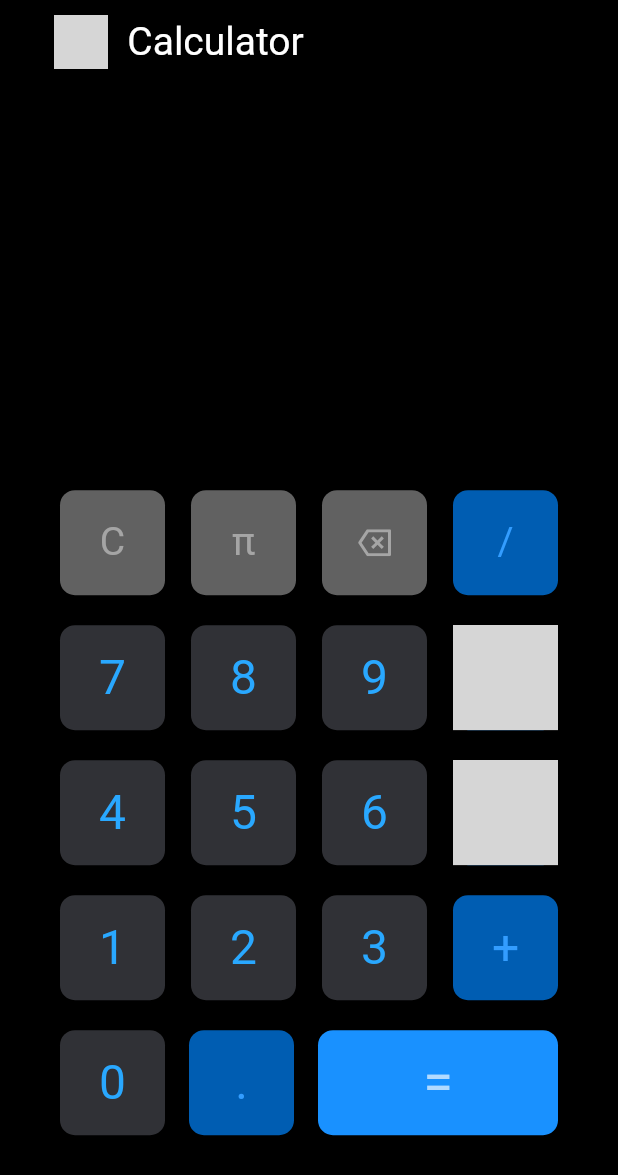
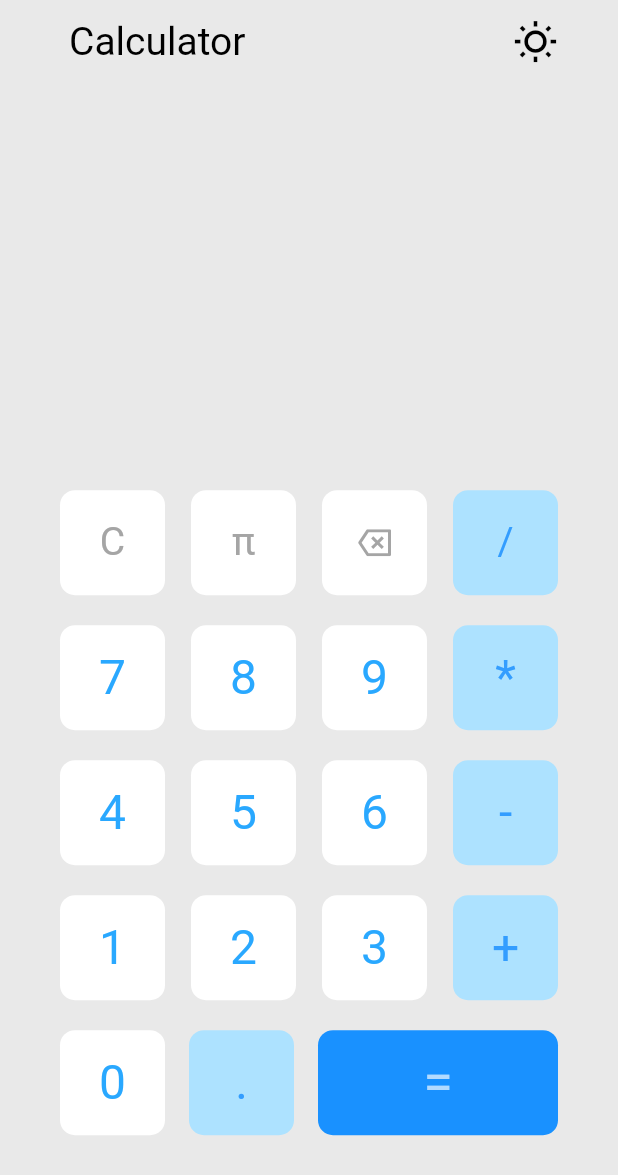
Before and after one commit to shaharex/Calculator-Flutter, a Flutter app: the screen it shows after launch, on a phone screen of 412 x 824 dp. Shown: the top 1175 px of the screen. Run offline on Flutter 3.47's test engine with Material 3 defaults, Android fonts, the phone set to English and light mode, and no system bars; our stand-ins replace flutter_svg; grey boxes are pictures that could not be loaded.

Commit message:
phone version

```diff
--- a/lib/components/number.dart
+++ b/lib/components/number.dart
@@ -1,7 +1,7 @@
 import 'package:flutter/material.dart';
 
 class Number extends StatelessWidget {
-  Number({super.key, required this.number});
+  const Number({super.key, required this.number});
 
   final int number;
 
@@ -12,10 +12,10 @@ class Number extends StatelessWidget {
       width: 70,
       height: 70,
       decoration: BoxDecoration(
-          color: const Color(0xff303136),
+          color: Theme.of(context).colorScheme.primary,
           borderRadius: BorderRadius.circular(10)),
       child: Text(
-        '${number}',
+        '$number',
         style: const TextStyle(color: Color(0xff29A8FF), fontSize: 32),
       ),
     );
--- a/lib/home_page.dart
+++ b/lib/home_page.dart
@@ -1,6 +1,8 @@
 import 'package:flutter/material.dart';
 import 'package:flutter_calculator/components/number.dart';
+import 'package:flutter_calculator/themes/theme_provider.dart';
 import 'package:flutter_svg/flutter_svg.dart';
+import 'package:provider/provider.dart';
 
 class HomePage extends StatefulWidget {
   const HomePage({super.key});
@@ -10,6 +12,10 @@ class HomePage extends StatefulWidget {
 }
 
 class _HomePageState extends State<HomePage> {
+  // change the theme
+  bool _isLight = false;
+
+  // calculator stuff
   String output = '';
   double num1 = 0.0;
   double num2 = 0.0;
@@ -23,9 +29,17 @@ class _HomePageState extends State<HomePage> {
         num2 = 0.0;
         operand = "";
       });
-    } else if (btnText == 'D' && output.isNotEmpty) {
+    } else if (btnText == 'D') {
+      if (output.isNotEmpty) {
+        setState(() {
+          output = output.substring(0, output.length - 1);
+        });
+      } else {
+        output = '';
+      }
+    } else if (btnText == 'P') {
       setState(() {
-        output = output.substring(0, output.length - 1);
+        output = output + '3.14';
       });
     } else if (btnText == '/' ||
         btnText == '*' ||
@@ -41,7 +55,7 @@ class _HomePageState extends State<HomePage> {
     } else if (btnText == '.') {
       setState(() {
         if (output.contains('.')) {
-          print('Already has a dot');
+          debugPrint('Already has a dot');
           return;
         } else {
           output = output + btnText;
@@ -83,26 +97,36 @@ class _HomePageState extends State<HomePage> {
   @override
   Widget build(BuildContext context) {
     return Scaffold(
-        backgroundColor: Colors.black,
+        backgroundColor: Theme.of(context).colorScheme.background,
         appBar: AppBar(
-          backgroundColor: Colors.black,
-          title: Row(
-            mainAxisAlignment: MainAxisAlignment.start,
-            children: [
-              const SizedBox(width: 20),
-              SizedBox(
-                  height: 36,
-                  width: 36,
-                  child: Image.asset(
-                    '/images/calculator.png',
-                    fit: BoxFit.contain,
+          leadingWidth: 200,
+          backgroundColor: Theme.of(context).colorScheme.background,
+          title: const Padding(
+            padding: EdgeInsets.only(left: 30),
+            child: Text(
+              'Calculator',
+              style: TextStyle(fontSize: 26),
+            ),
+          ),
+          actions: [
+            Padding(
+              padding: const EdgeInsets.only(right: 40),
+              child: GestureDetector(
+                  onTap: () {
+                    Provider.of<ThemeProvider>(context, listen: false)
+                        .toggleTheme();
+                    setState(() {
+                      _isLight = !_isLight;
+                    });
+                  },
+                  child: Icon(
+                    _isLight
+                        ? Icons.nightlight_round_outlined
+                        : Icons.wb_sunny_outlined,
+                    size: 30,
                   )),
-              const Text(
-                '  Calculator',
-                style: TextStyle(color: Colors.white, fontSize: 26),
-              ),
-            ],
-          ),
+            )
+          ],
         ),
         body: Center(
           child: Padding(
@@ -114,15 +138,15 @@ class _HomePageState extends State<HomePage> {
                   mainAxisAlignment: MainAxisAlignment.end,
                   children: [
                     Text(
-                      '${output}',
-                      style: const TextStyle(color: Colors.white, fontSize: 48),
+                      output,
+                      style: const TextStyle(fontSize: 48),
                       overflow: TextOverflow.ellipsis,
                     ),
                   ],
                 ),
                 Column(
                   children: [
-                    // clean delete
+                    // C pi D /
                     Row(
                       mainAxisAlignment: MainAxisAlignment.spaceBetween,
                       children: [
@@ -133,7 +157,7 @@ class _HomePageState extends State<HomePage> {
                             width: 70,
                             height: 70,
                             decoration: BoxDecoration(
-                                color: const Color(0xff616161),
+                                color: Theme.of(context).colorScheme.secondary,
                                 borderRadius: BorderRadius.circular(10)),
                             child: const Text(
                               'C',
@@ -149,7 +173,7 @@ class _HomePageState extends State<HomePage> {
                             width: 70,
                             height: 70,
                             decoration: BoxDecoration(
-                                color: const Color(0xff616161),
+                                color: Theme.of(context).colorScheme.secondary,
                                 borderRadius: BorderRadius.circular(10)),
                             child: const Text(
                               'π',
@@ -165,7 +189,7 @@ class _HomePageState extends State<HomePage> {
                             width: 70,
                             height: 70,
                             decoration: BoxDecoration(
-                                color: const Color(0xff616161),
+                                color: Theme.of(context).colorScheme.secondary,
                                 borderRadius: BorderRadius.circular(10)),
                             child: SvgPicture.asset('assets/images/Vector.svg'),
                           ),
@@ -177,7 +201,7 @@ class _HomePageState extends State<HomePage> {
                             width: 70,
                             height: 70,
                             decoration: BoxDecoration(
-                                color: const Color(0xff005DB2),
+                                color: Theme.of(context).colorScheme.tertiary,
                                 borderRadius: BorderRadius.circular(10)),
                             child: const Text(
                               '/',
@@ -213,9 +237,13 @@ class _HomePageState extends State<HomePage> {
                             width: 70,
                             height: 70,
                             decoration: BoxDecoration(
-                                color: const Color(0xff005DB2),
+                                color: Theme.of(context).colorScheme.tertiary,
                                 borderRadius: BorderRadius.circular(10)),
-                            child: SvgPicture.asset('/images/_.svg'),
+                            child: const Text(
+                              '*',
+                              style: TextStyle(
+                                  color: Color(0xff339DFF), fontSize: 32),
+                            ),
                           ),
                         ),
                       ],
@@ -242,9 +270,13 @@ class _HomePageState extends State<HomePage> {
                             width: 70,
                             height: 70,
                             decoration: BoxDecoration(
-                                color: const Color(0xff005DB2),
+                                color: Theme.of(context).colorScheme.tertiary,
                                 borderRadius: BorderRadius.circular(10)),
-                            child: SvgPicture.asset('/images/-.svg'),
+                            child: const Text(
+                              '-',
+                              style: TextStyle(
+                                  color: Color(0xff339DFF), fontSize: 32),
+                            ),
                           ),
                         ),
                       ],
@@ -271,7 +303,7 @@ class _HomePageState extends State<HomePage> {
                             width: 70,
                             height: 70,
                             decoration: BoxDecoration(
-                                color: const Color(0xff005DB2),
+                                color: Theme.of(context).colorScheme.tertiary,
                                 borderRadius: BorderRadius.circular(10)),
                             child: const Text(
                               '+',
@@ -300,7 +332,7 @@ class _HomePageState extends State<HomePage> {
                             width: 70,
                             height: 70,
                             decoration: BoxDecoration(
-                                color: const Color(0xff005DB2),
+                                color: Theme.of(context).colorScheme.tertiary,
                                 borderRadius: BorderRadius.circular(10)),
                             child: const Text(
                               '.',
--- a/lib/main.dart
+++ b/lib/main.dart
@@ -1,8 +1,11 @@
 import 'package:flutter/material.dart';
 import 'package:flutter_calculator/home_page.dart';
+import 'package:provider/provider.dart';
+import 'themes/theme_provider.dart';
 
 void main() {
-  runApp(const MyApp());
+  runApp(ChangeNotifierProvider(
+      create: (context) => ThemeProvider(), child: MyApp()));
 }
 
 class MyApp extends StatelessWidget {
@@ -14,6 +17,7 @@ class MyApp extends StatelessWidget {
       child: MaterialApp(
         debugShowCheckedModeBanner: false,
         home: HomePage(),
+        theme: Provider.of<ThemeProvider>(context).themeData,
       ),
     );
   }
--- /dev/null
+++ b/lib/themes/theme_mode.dart
@@ -0,0 +1,19 @@
+import 'package:flutter/material.dart';
+
+ThemeData lightMode = ThemeData(
+  colorScheme: const ColorScheme.light(
+    background: Color.fromARGB(255, 233, 233, 233),
+    primary: Color.fromARGB(255, 255, 255, 255),
+    secondary: Colors.white,
+    tertiary: Color(0xffADE2FF),
+  ),
+);
+
+ThemeData darkMode = ThemeData(
+  colorScheme: const ColorScheme.dark(
+    background: Colors.black,
+    primary: Color(0xff303136),
+    secondary: Color(0xff616161),
+    tertiary: Color(0xff005DB2),
+  ),
+);
--- /dev/null
+++ b/lib/themes/theme_provider.dart
@@ -0,0 +1,21 @@
+import 'package:flutter/material.dart';
+import 'package:flutter_calculator/themes/theme_mode.dart';
+
+class ThemeProvider extends ChangeNotifier {
+  ThemeData _themeData = lightMode;
+
+  ThemeData get themeData => _themeData;
+
+  set themeData(ThemeData themeData) {
+    _themeData = themeData;
+    notifyListeners();
+  }
+
+  void toggleTheme() {
+    if (_themeData == lightMode) {
+      themeData = darkMode;
+    } else {
+      themeData = lightMode;
+    }
+  }
+}
--- a/pubspec.yaml
+++ b/pubspec.yaml
@@ -35,6 +35,7 @@ dependencies:
   # Use with the CupertinoIcons class for iOS style icons.
   cupertino_icons: ^1.0.6
   flutter_svg: ^2.0.10+1
+  provider: ^6.1.2
 
 dev_dependencies:
   flutter_test:
```
Also changed, not shown: pubspec.lock.
